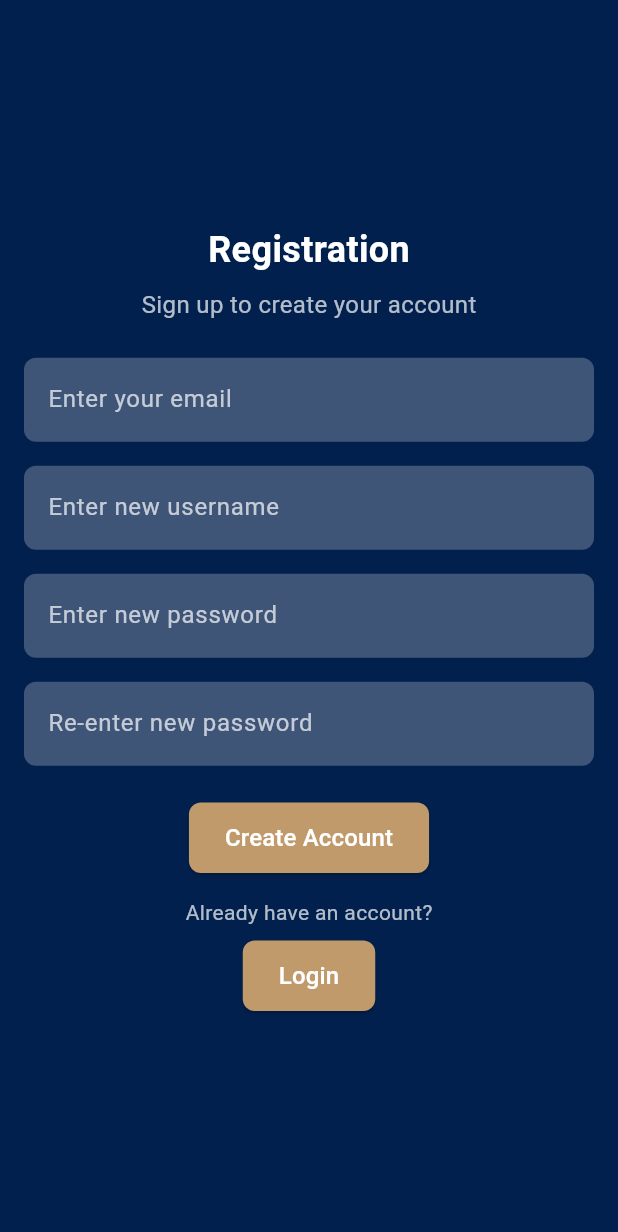
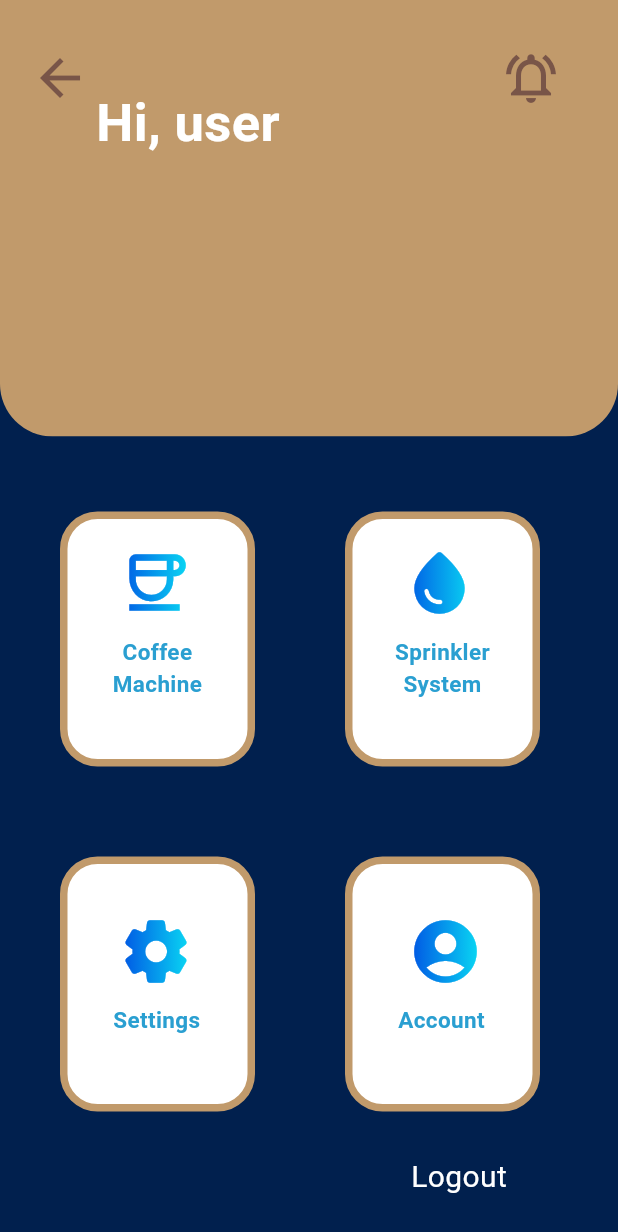
Before and after one commit to zaynabmourtada/onSync, a Flutter app: the screen it shows after launch, after a tap on "Create Account", on a phone screen of 412 x 824 dp. Shown: the top 1232 px of the screen. Run offline on Flutter 3.47's test engine with Material 3 defaults, Android fonts, the phone set to English and light mode, and no system bars.

Commit message:
Implemented Dashboard and more

```diff
--- /dev/null
+++ b/onsync_frontend/lib/Account.dart
@@ -0,0 +1,15 @@
+import 'package:flutter/material.dart';
+
+class Account extends StatelessWidget {
+  @override
+  Widget build(BuildContext context) {
+    return Scaffold(
+      appBar: AppBar(
+        title: Text('Account'),
+      ),
+      body: Center(
+        child: Text('This is the Account screen'),
+      ),
+    );
+  }
+}
--- /dev/null
+++ b/onsync_frontend/lib/CoffeeMachineScreen.dart
@@ -0,0 +1,15 @@
+import 'package:flutter/material.dart';
+
+class CoffeeMachineScreen extends StatelessWidget {
+  @override
+  Widget build(BuildContext context) {
+    return Scaffold(
+      appBar: AppBar(
+        title: Text('Coffee Machine'),
+      ),
+      body: Center(
+        child: Text('This is the Coffee Machine screen'),
+      ),
+    );
+  }
+}
--- /dev/null
+++ b/onsync_frontend/lib/LogoutScreen.dart
@@ -0,0 +1,15 @@
+import 'package:flutter/material.dart';
+
+class LogoutScreen extends StatelessWidget {
+  @override
+  Widget build(BuildContext context) {
+    return Scaffold(
+      appBar: AppBar(
+        title: Text('Logout'),
+      ),
+      body: Center(
+        child: Text('You are logged out'),
+      ),
+    );
+  }
+}
--- /dev/null
+++ b/onsync_frontend/lib/Settings.dart
@@ -0,0 +1,15 @@
+import 'package:flutter/material.dart';
+
+class Settings extends StatelessWidget {
+  @override
+  Widget build(BuildContext context) {
+    return Scaffold(
+      appBar: AppBar(
+        title: Text('Settings'),
+      ),
+      body: Center(
+        child: Text('This is the Settings screen'),
+      ),
+    );
+  }
+}
--- a/onsync_frontend/lib/dashboard.dart
+++ b/onsync_frontend/lib/dashboard.dart
@@ -0,0 +1,355 @@
+import 'package:flutter/material.dart';
+import 'Settings.dart';
+import 'CoffeeMachineScreen.dart';
+import 'LogoutScreen.dart';
+import 'Account.dart';
+
+class Dashboard extends StatelessWidget {
+  @override
+  Widget build(BuildContext context) {
+    return Scaffold(
+      backgroundColor: const Color(0xFF01204E),
+      body: Column(
+        children: [
+          ClipRRect(
+            borderRadius: BorderRadius.vertical(
+              bottom: Radius.circular(35.0),
+            ),
+            child: Container(
+              height: 291.0,
+              color: const Color(0xFFC19A6B),
+              child: Padding(
+                padding: const EdgeInsets.symmetric(
+                    horizontal: 16.0, vertical: 32.0),
+                child: Row(
+                  crossAxisAlignment: CrossAxisAlignment.start,
+                  children: [
+                    // Back arrow icon
+                    Container(
+                      width: 48,
+                      height: 40,
+                      child: Icon(
+                        Icons.arrow_back,
+                        color: Colors.brown,
+                        size: 40,
+                      ),
+                    ),
+
+                    // 'Hi, user' Text
+                    SizedBox(
+                      height: 16.0,
+                    ),
+                    Padding(
+                      padding: const EdgeInsets.only(top: 25.0),
+                      child: Text(
+                        'Hi, user',
+                        style: TextStyle(
+                          color: Colors.white,
+                          fontSize: 35,
+                          fontWeight: FontWeight.bold,
+                        ),
+                      ),
+                    ),
+                    Spacer(),
+
+                    // Notification icon
+                    Padding(
+                      padding: const EdgeInsets.only(right: 25.0),
+                      child: Container(
+                        width: 37,
+                        height: 37,
+                        alignment: Alignment.centerRight,
+                        child: Icon(
+                          Icons.notifications_active_outlined,
+                          color: Colors.brown,
+                          size: 40,
+                        ),
+                      ),
+                    ),
+                  ],
+                ),
+              ),
+            ),
+          ),
+
+          Center(
+            child: Align(
+              alignment: Alignment.centerLeft,
+              child: Padding(
+                padding: const EdgeInsets.only(left: 40.0, top: 50),
+                child: Wrap(
+                  spacing: 20.0, // Space between the boxes horizontally
+                  runSpacing: 60.0, // Space between the boxes vertically
+                  children: [
+                    // COFFEE MACHINE
+                    SizedBox(
+                      width: 130,
+                      height: 170,
+                      child: Container(
+                        padding: EdgeInsets.all(8.0),
+                        decoration: BoxDecoration(
+                          color: Colors.white,
+                          borderRadius: BorderRadius.circular(25.0),
+                          border:
+                              Border.all(color: Color(0xFFC19A6B), width: 5),
+                        ),
+                        child: GestureDetector(
+                          onTap: () {
+                            Navigator.push(
+                              context,
+                              MaterialPageRoute(
+                                  builder: (context) => CoffeeMachineScreen()),
+                            );
+                          },
+
+                          // "Coffee Machine" Text
+                          child: Stack(children: [
+                            Padding(
+                              padding: const EdgeInsets.only(top: 70.0),
+                              child: Text(
+                                "Coffee Machine",
+                                style: TextStyle(
+                                  color: Color(0xFF2A9FD1),
+                                  fontSize: 15,
+                                  fontWeight: FontWeight.bold,
+                                ),
+                                textAlign: TextAlign.center,
+                              ),
+                            ),
+
+                            // Coffee machine icon
+                            Container(
+                              width: 75,
+                              height: 69,
+                              alignment: Alignment.centerRight,
+                              child: ShaderMask(
+                                shaderCallback: (bounds) => LinearGradient(
+                                  begin: Alignment.centerLeft,
+                                  end: Alignment.centerRight,
+                                  colors: [
+                                    Color.fromRGBO(0, 81, 227, 1),
+                                    Color.fromRGBO(10, 223, 244, 1),
+                                  ],
+                                ).createShader(bounds),
+                                child: Icon(
+                                  Icons.coffee_outlined,
+                                  color: Colors.white,
+                                  size: 50,
+                                ),
+                              ),
+                            ),
+                          ]),
+                        ),
+                      ),
+                    ),
+
+                    // SPRINKLER SYSTEM
+                    SizedBox(width: 20),
+                    SizedBox(
+                      width: 130,
+                      height: 170,
+                      child: Container(
+                        padding: EdgeInsets.all(8.0),
+                        decoration: BoxDecoration(
+                          color: Colors.white,
+                          borderRadius: BorderRadius.circular(25.0),
+                          border:
+                              Border.all(color: Color(0xFFC19A6B), width: 5),
+                        ),
+
+                        // "Sprinkler System" Text
+                        child: Stack(children: [
+                          Padding(
+                            padding: const EdgeInsets.only(top: 70.0),
+                            child: Text(
+                              "Sprinkler System",
+                              style: TextStyle(
+                                color: Color(0xFF2A9FD1),
+                                fontSize: 15,
+                                fontWeight: FontWeight.bold,
+                              ),
+                              textAlign: TextAlign.center,
+                            ),
+                          ),
+
+                          // Sprinkler System icon
+                          Container(
+                            width: 75,
+                            height: 69,
+                            alignment: Alignment.centerRight,
+                            child: ShaderMask(
+                              shaderCallback: (bounds) => LinearGradient(
+                                begin: Alignment.centerLeft,
+                                end: Alignment.centerRight,
+                                colors: [
+                                  Color.fromRGBO(0, 81, 227, 1),
+                                  Color.fromRGBO(10, 223, 244, 1),
+                                ],
+                              ).createShader(bounds),
+                              child: Icon(
+                                Icons.water_drop_rounded,
+                                color: Colors.white,
+                                size: 50,
+                              ),
+                            ),
+                          ),
+                        ]),
+                      ),
+                    ),
+
+                    // SETTINGS
+                    SizedBox(width: 20),
+                    SizedBox(
+                      width: 130,
+                      height: 170,
+                      child: Container(
+                        padding: EdgeInsets.all(8.0),
+                        decoration: BoxDecoration(
+                          color: Colors.white,
+                          borderRadius: BorderRadius.circular(25.0),
+                          border:
+                              Border.all(color: Color(0xFFC19A6B), width: 5),
+                        ),
+                        child: GestureDetector(
+                          onTap: () {
+                            Navigator.push(
+                              context,
+                              MaterialPageRoute(
+                                  builder: (context) => Settings()),
+                            );
+                          },
+
+                          // "Settings Text"
+                          child: Stack(children: [
+                            Padding(
+                              padding:
+                                  const EdgeInsets.only(top: 85.0, left: 22.5),
+                              child: Text(
+                                "Settings",
+                                style: TextStyle(
+                                  color: Color(0xFF2A9FD1),
+                                  fontSize: 15,
+                                  fontWeight: FontWeight.bold,
+                                ),
+                                textAlign: TextAlign.center,
+                              ),
+                            ),
+
+                            // Settings icon
+                            Positioned(
+                              top: 25,
+                              right: 28,
+                              child: ShaderMask(
+                                shaderCallback: (bounds) => LinearGradient(
+                                  begin: Alignment.centerLeft,
+                                  end: Alignment.centerRight,
+                                  colors: [
+                                    Color.fromRGBO(0, 81, 227, 1),
+                                    Color.fromRGBO(10, 223, 244, 1),
+                                  ],
+                                ).createShader(bounds),
+                                child: Icon(
+                                  Icons.settings_rounded,
+                                  color: Colors.white,
+                                  size: 50,
+                                ),
+                              ),
+                            ),
+                          ]),
+                        ),
+                      ),
+                    ),
+
+                    // ACCOUNT
+                    SizedBox(width: 20),
+                    SizedBox(
+                      width: 130,
+                      height: 170,
+                      child: Container(
+                        padding: EdgeInsets.all(8.0),
+                        decoration: BoxDecoration(
+                          color: Colors.white,
+                          borderRadius: BorderRadius.circular(25.0),
+                          border:
+                              Border.all(color: Color(0xFFC19A6B), width: 5),
+                        ),
+                        child: GestureDetector(
+                          onTap: () {
+                            Navigator.push(
+                              context,
+                              MaterialPageRoute(
+                                  builder: (context) => Account()),
+                            );
+                          },
+
+                          // "Account Text"
+                          child: Stack(children: [
+                            Padding(
+                              padding:
+                                  const EdgeInsets.only(top: 85.0, left: 22.5),
+                              child: Text(
+                                "Account",
+                                style: TextStyle(
+                                  color: Color(0xFF2A9FD1),
+                                  fontSize: 15,
+                                  fontWeight: FontWeight.bold,
+                                ),
+                                textAlign: TextAlign.center,
+                              ),
+                            ),
+
+                            // Account icon
+                            Positioned(
+                              top: 25,
+                              right: 25,
+                              child: ShaderMask(
+                                shaderCallback: (bounds) => LinearGradient(
+                                  begin: Alignment.centerLeft,
+                                  end: Alignment.centerRight,
+                                  colors: [
+                                    Color.fromRGBO(0, 81, 227, 1),
+                                    Color.fromRGBO(10, 223, 244, 1),
+                                  ],
+                                ).createShader(bounds),
+                                child: Icon(
+                                  Icons.account_circle_rounded,
+                                  color: Colors.white,
+                                  size: 50,
+                                ),
+                              ),
+                            ),
+                          ]),
+                        ),
+                      ),
+                    ),
+                  ],
+                ),
+              ),
+            ),
+          ),
+
+          // LOGOUT
+          Spacer(),
+          Padding(
+            padding: const EdgeInsets.only(left: 200, bottom: 25),
+            child: GestureDetector(
+              onTap: () {
+                Navigator.push(
+                  context,
+                  MaterialPageRoute(builder: (context) => LogoutScreen()),
+                );
+              },
+              child: Text(
+                'Logout',
+                style: TextStyle(
+                  color: Colors.white,
+                  fontSize: 20,
+                ),
+              ),
+            ),
+          ),
+        ],
+      ),
+    );
+  }
+}
--- a/onsync_frontend/lib/main.dart
+++ b/onsync_frontend/lib/main.dart
@@ -1,5 +1,6 @@
 import 'package:flutter/material.dart';
 import 'registration.dart'; // Import the registration.dart file
+import 'dashboard.dart';
 
 void main() {
   runApp(const MyApp());
--- a/onsync_frontend/lib/registration.dart
+++ b/onsync_frontend/lib/registration.dart
@@ -1,4 +1,5 @@
 import 'package:flutter/material.dart';
+import 'dashboard.dart';
 
 class RegistrationPage extends StatelessWidget {
   const RegistrationPage({super.key});
@@ -38,7 +39,7 @@ class RegistrationPage extends StatelessWidget {
               const SizedBox(height: 16),
               _buildTextField('Re-enter new password'),
               const SizedBox(height: 24),
-              _buildButton('Create Account', const Color(0xFFC19A6B)),
+              _buildButton('Create Account', const Color(0xFFC19A6B), context),
               const SizedBox(height: 16),
               const Text(
                 'Already have an account?',
@@ -48,7 +49,7 @@ class RegistrationPage extends StatelessWidget {
                 ),
               ),
               const SizedBox(height: 8),
-              _buildButton('Login', const Color(0xFFC19A6B)),
+              _buildButton('Login', const Color(0xFFC19A6B), context),
             ],
           ),
         ),
@@ -74,9 +75,20 @@ class RegistrationPage extends StatelessWidget {
   }
 
   // Helper method to build buttons
-  Widget _buildButton(String text, Color color) {
+  Widget _buildButton(String text, Color color, BuildContext context) {
     return ElevatedButton(
-      onPressed: () {},
+      onPressed: () {
+      if (text == 'Create Account'){
+        Navigator.push(
+          context,
+          MaterialPageRoute(builder: (context) =>  Dashboard()),
+          );
+      }
+  },
+  /* Connect login button to login screen
+  ..
+  */
+
       style: ElevatedButton.styleFrom(
         backgroundColor: color,
         padding: const EdgeInsets.symmetric(horizontal: 24, vertical: 12),
```
